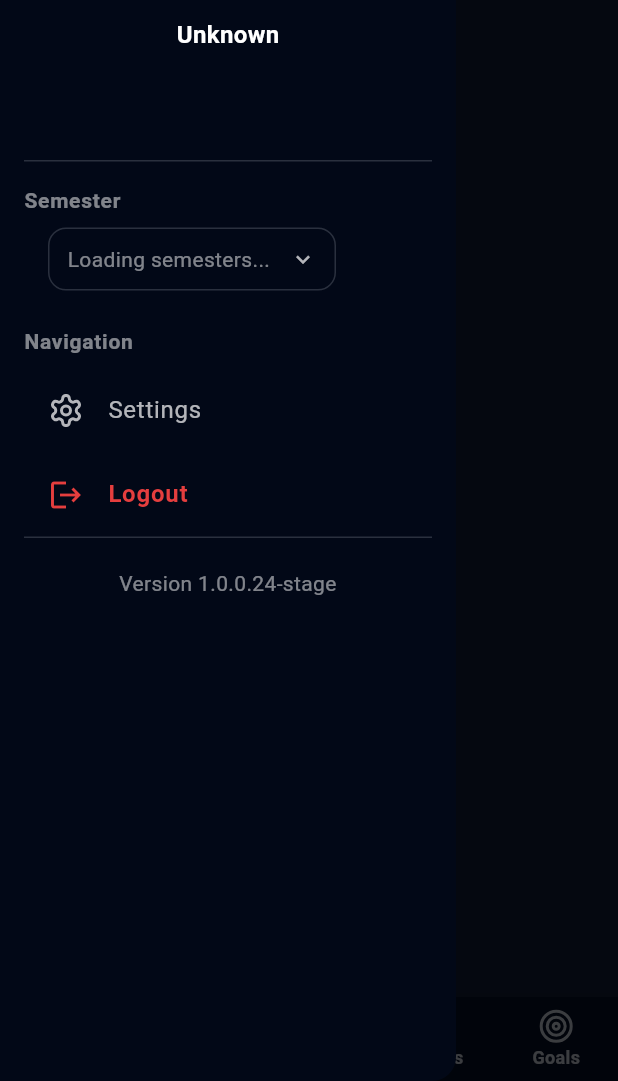
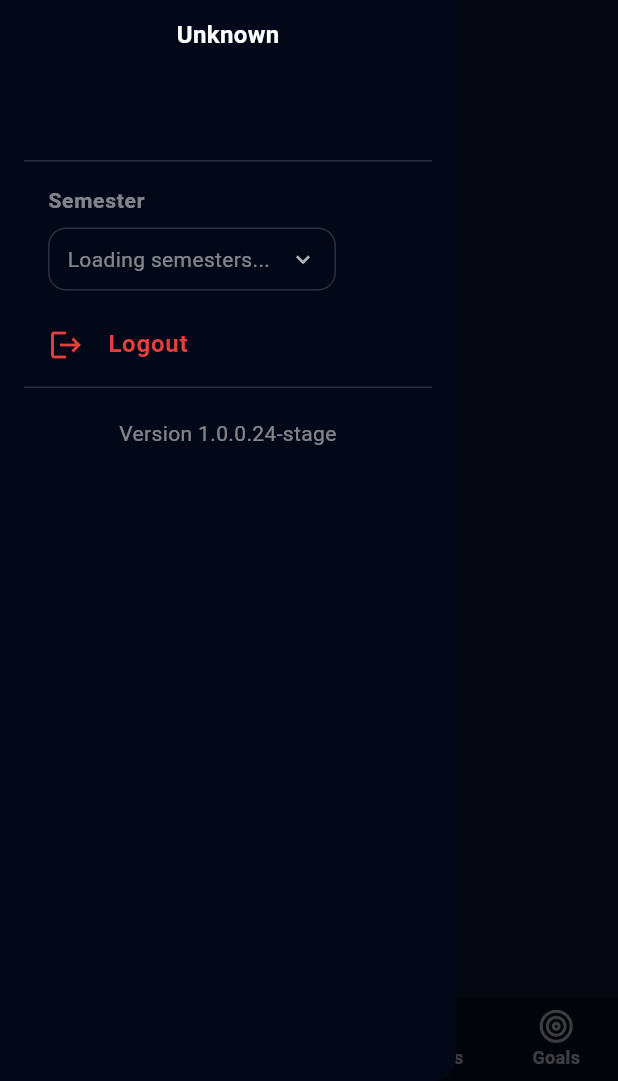
Before and after one commit to KLIQLLC/launchgo-flutter, a Flutter app: the ScaffoldWithBottomNavBar screen opened directly with empty values, with the side drawer open, on a phone screen of 412 x 824 dp, the part 155-1236 px from its top. Run offline on Flutter 3.47's test engine with Material 3 defaults, Android fonts, the light colour scheme and no system bars; our stand-ins replace dio, equatable, file_picker, firebase_core, firebase_crashlytics, firebase_messaging and 12 more; missing offline and left inert: app_badge_plus, stream_chat_flutter; accounts and stored records are empty; generated files the repository leaves out were written again.

Commit message:
Hide Settings menu item in non debug mode

```diff
--- a/launchgo/lib/widgets/app_drawer.dart
+++ b/launchgo/lib/widgets/app_drawer.dart
@@ -1,3 +1,4 @@
+import 'package:flutter/foundation.dart';
 import 'package:flutter/material.dart';
 import 'package:flutter_svg/flutter_svg.dart';
 import 'package:go_router/go_router.dart';
@@ -97,7 +98,7 @@ class _AppDrawerState extends State<AppDrawer> {
                   child: Divider(color: themeService.borderColor, height: 1),
                 ),
                 Padding(
-                  padding: const EdgeInsets.fromLTRB(_horizontalPadding, _horizontalPadding, _horizontalPadding, 8),
+                  padding: const EdgeInsets.fromLTRB(32, _horizontalPadding, _horizontalPadding, 8),
                   child: Text(
                     'Semester',
                     style: TextStyle(
@@ -145,7 +146,7 @@ class _AppDrawerState extends State<AppDrawer> {
                 if (authService.permissions.canShowStudentSelection) ...[
                   const SizedBox(height: 8),
                   Padding(
-                    padding: const EdgeInsets.fromLTRB(_horizontalPadding, _horizontalPadding, _horizontalPadding, 8),
+                    padding: const EdgeInsets.fromLTRB(32, _horizontalPadding, _horizontalPadding, 8),
                     child: Text(
                       'User',
                       style: TextStyle(
@@ -183,20 +184,8 @@ class _AppDrawerState extends State<AppDrawer> {
                 ],
 
                 const SizedBox(height: 8),
-                // Navigation label
-                Padding(
-                  padding: const EdgeInsets.fromLTRB(_horizontalPadding, _horizontalPadding, _horizontalPadding, 8),
-                  child: Text(
-                    'Navigation',
-                    style: TextStyle(
-                      color: themeService.textTertiaryColor,
-                      fontSize: 14,
-                      fontWeight: FontWeight.w600,
-                      letterSpacing: 0.5,
-                    ),
-                  ),
-                ),
-                // Settings with indent
+                // Settings with indent (only in debug mode)
+                if (kDebugMode)
                   Padding(
                     padding: const EdgeInsets.only(left: _itemIndentPadding),
                     child: _buildDrawerItem(
```
Lines whose indentation alone changed are shown as unchanged.
